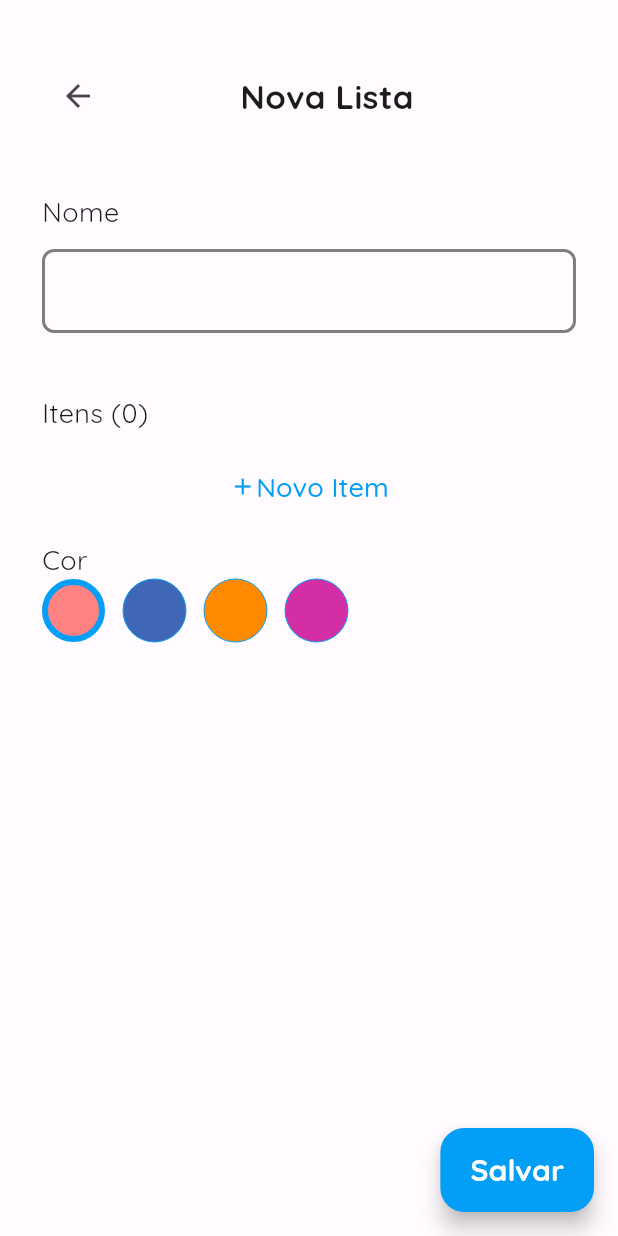
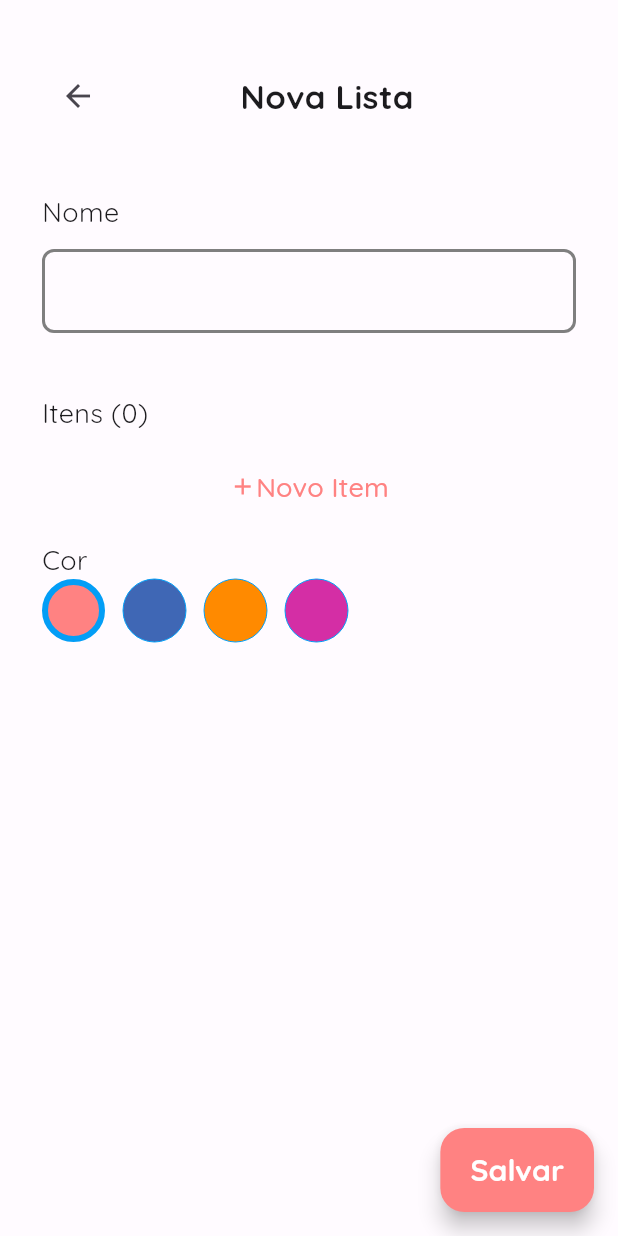
Before and after one commit to GiovaneLopes/todo_lopes, a Flutter app: the HomePage screen opened directly, after a tap on the "add" icon, on a phone screen of 412 x 824 dp. Run offline on Flutter 3.47's test engine with Material 2 defaults, Android fonts, the phone set to English and light mode, and no system bars; drawn by our look-alikes of auto_size_text; our stand-ins replace firebase_auth, firebase_core, firebase_database, flutter_svg, get, google_sign_in; accounts and stored records are empty; network calls fail.

```diff
--- a/lib/app/controllers/auth_controller.dart
+++ b/lib/app/controllers/auth_controller.dart
@@ -1,10 +1,11 @@
 import 'package:flutter/foundation.dart';
+import 'package:get/get.dart';
 import 'package:google_sign_in/google_sign_in.dart';
 import 'package:firebase_auth/firebase_auth.dart';
 
-class AuthController {
-  final ValueNotifier<bool> isSignedIn = ValueNotifier<bool>(false);
-  final ValueNotifier<bool> isLoading = ValueNotifier<bool>(false);
+class AuthController extends GetxController {
+  final isSignedIn = false.obs;
+  final isLoading = false.obs;
   AuthController() {
     FirebaseAuth.instance.userChanges().listen((User? user) {
       if (user == null) {
@@ -18,20 +19,16 @@ class AuthController {
   Future<void> signInWithGoogle() async {
     isLoading.value = true;
     try {
-      // Trigger the authentication flow
       final GoogleSignInAccount? googleUser = await GoogleSignIn().signIn();
 
-      // Obtain the auth details from the request
       final GoogleSignInAuthentication? googleAuth =
           await googleUser?.authentication;
 
-      // Create a new credential
       final credential = GoogleAuthProvider.credential(
         accessToken: googleAuth?.accessToken,
         idToken: googleAuth?.idToken,
       );
 
-      // Once signed in, return the UserCredential
       await FirebaseAuth.instance.signInWithCredential(credential);
     } finally {
       isLoading.value = false;
--- a/lib/app/controllers/todo_list_controller.dart
+++ b/lib/app/controllers/todo_list_controller.dart
@@ -1,18 +1,16 @@
 import 'package:firebase_auth/firebase_auth.dart';
 import 'package:firebase_database/firebase_database.dart';
-import 'package:flutter/foundation.dart';
+import 'package:get/get.dart';
 import 'package:todo_lopes/app/models/todo_list_model.dart';
 
-class TodoListController {
+class TodoListController extends GetxController {
   TodoListController() {
     userId = FirebaseAuth.instance.currentUser!.uid;
     getUserTodoLists();
   }
-  final ValueNotifier<List<TodoListModel>> todoListComplete =
-      ValueNotifier<List<TodoListModel>>([]);
-  final ValueNotifier<List<TodoListModel>> todoListPending =
-      ValueNotifier<List<TodoListModel>>([]);
-  final ValueNotifier<bool> isLoading = ValueNotifier<bool>(false);
+  final todoListComplete = [].obs;
+  final todoListPending = [].obs;
+  final isLoading = false.obs;
   late String userId;
 
   Future<void> getUserTodoLists() async {
@@ -21,8 +19,8 @@ class TodoListController {
       final userRef =
           FirebaseDatabase.instance.ref().child('users-todos').child(userId);
       DataSnapshot data = await userRef.get();
-      todoListComplete.value.clear();
-      todoListPending.value.clear();
+      todoListComplete.clear();
+      todoListPending.clear();
       if (data.value != null) {
         final todoMap = data.value as Map<dynamic, dynamic>;
         todoMap.forEach(
@@ -30,9 +28,9 @@ class TodoListController {
             final list =
                 TodoListModel.fromJson(value.toString()).copyWith(id: key);
             if (list.isComplete == true) {
-              todoListComplete.value.add(list);
+              todoListComplete.add(list);
             } else {
-              todoListPending.value.add(list);
+              todoListPending.add(list);
             }
           },
         );
--- a/lib/app/shared/widgets/custom_check_box.dart
+++ b/lib/app/shared/widgets/custom_check_box.dart
@@ -51,6 +51,7 @@ class CustomCheckBox extends StatelessWidget {
             fontWeight: FontWeight.w500,
             fontSize: 18,
             color: item.isDone == true ? color : null,
+            maxLines: 2,
             textDecoration:
                 item.isDone == true ? TextDecoration.lineThrough : null,
           ),
--- a/lib/app/views/home_page.dart
+++ b/lib/app/views/home_page.dart
@@ -1,8 +1,8 @@
 import 'package:flutter/material.dart';
 import 'package:flutter_svg/flutter_svg.dart';
+import 'package:get/get.dart';
 import 'package:todo_lopes/app/controllers/todo_list_controller.dart';
 import 'package:todo_lopes/app/shared/resources/images.dart';
-import 'package:todo_lopes/app/shared/themes/themes.dart';
 import 'package:todo_lopes/app/shared/widgets/custom_floating_action_button.dart';
 import 'package:todo_lopes/app/shared/widgets/custom_text.dart';
 import 'package:todo_lopes/app/shared/widgets/done_task_card.dart';
@@ -19,7 +19,7 @@ class HomePage extends StatefulWidget {
 class _HomePageState extends State<HomePage> {
   @override
   Widget build(BuildContext context) {
-    final TodoListController todoListController = TodoListController();
+    final TodoListController todoListController = Get.put(TodoListController());
     return Scaffold(
       backgroundColor: Colors.grey[200],
       floatingActionButton: CustomFloatingActionButton(
@@ -41,22 +41,7 @@ class _HomePageState extends State<HomePage> {
       body: DefaultTabController(
         length: 2,
         child: SafeArea(
-          child: AnimatedBuilder(
-            animation: Listenable.merge(
-              [
-                todoListController.todoListComplete,
-                todoListController.todoListPending,
-                todoListController.isLoading
-              ],
-            ),
-            builder: (_, __) {
-              if (todoListController.isLoading.value == true) {
-                return const Center(
-                    child: CircularProgressIndicator(
-                  color: primaryBlue,
-                ));
-              }
-              return Container(
+          child: Container(
             width: double.infinity,
             padding: const EdgeInsets.only(
               left: 28,
@@ -74,13 +59,18 @@ class _HomePageState extends State<HomePage> {
                 const SizedBox(
                   height: 36,
                 ),
-                    if (todoListController.todoListComplete.value.isNotEmpty)
-                      Padding(
+                Obx(
+                  () {
+                    if (todoListController.todoListComplete.isNotEmpty) {
+                      return Padding(
                         padding: const EdgeInsets.only(bottom: 22),
                         child: DoneTaskCard(
-                          title: todoListController
-                              .todoListComplete.value.last.title,
+                          title: todoListController.todoListComplete.last.title,
                         ),
+                      );
+                    }
+                    return Container();
+                  },
                 ),
                 const TabBar(
                   labelStyle: TextStyle(
@@ -105,13 +95,15 @@ class _HomePageState extends State<HomePage> {
                   ],
                 ),
                 Expanded(
-                      child: TabBarView(
+                  child: Obx(
+                    () {
+                      return TabBarView(
                         children: [
-                          (todoListController.todoListPending.value.isNotEmpty)
+                          (todoListController.todoListPending.isNotEmpty)
                               ? ListView.builder(
                                   padding: const EdgeInsets.all(0),
-                                  itemCount: todoListController
-                                      .todoListPending.value.length,
+                                  itemCount:
+                                      todoListController.todoListPending.length,
                                   itemBuilder:
                                       (BuildContext context, int index) {
                                     return ListTile(
@@ -128,8 +120,8 @@ class _HomePageState extends State<HomePage> {
                                                     EditTodoListPage(
                                                   todoListModel:
                                                       todoListController
-                                                          .todoListPending
-                                                          .value[index],
+                                                              .todoListPending[
+                                                          index],
                                                 ),
                                               ),
                                             ).then(
@@ -141,7 +133,7 @@ class _HomePageState extends State<HomePage> {
                                           },
                                           child: PendingTaskCard(
                                             todoList: todoListController
-                                                .todoListPending.value[index],
+                                                .todoListPending[index],
                                           ),
                                         ),
                                       ),
@@ -166,10 +158,10 @@ class _HomePageState extends State<HomePage> {
                                     ],
                                   ),
                                 ),
-                          (todoListController.todoListComplete.value.isNotEmpty)
+                          (todoListController.todoListComplete.isNotEmpty)
                               ? ListView.builder(
                                   itemCount: todoListController
-                                      .todoListComplete.value.length,
+                                      .todoListComplete.length,
                                   itemBuilder:
                                       (BuildContext context, int index) {
                                     return GestureDetector(
@@ -180,8 +172,7 @@ class _HomePageState extends State<HomePage> {
                                             builder: (context) =>
                                                 EditTodoListPage(
                                               todoListModel: todoListController
-                                                  .todoListComplete
-                                                  .value[index],
+                                                  .todoListComplete[index],
                                             ),
                                           ),
                                         ).then(
@@ -198,9 +189,7 @@ class _HomePageState extends State<HomePage> {
                                               const EdgeInsets.only(bottom: 22),
                                           child: DoneTaskCard(
                                             title: todoListController
-                                                .todoListComplete
-                                                .value[index]
-                                                .title,
+                                                .todoListComplete[index].title,
                                           ),
                                         ),
                                       ),
@@ -226,12 +215,12 @@ class _HomePageState extends State<HomePage> {
                                   ),
                                 ),
                         ],
+                      );
+                    },
                   ),
                 ),
               ],
             ),
-              );
-            },
           ),
         ),
       ),
--- a/lib/app/views/new_todo_list_page.dart
+++ b/lib/app/views/new_todo_list_page.dart
@@ -1,4 +1,5 @@
 import 'package:flutter/material.dart';
+import 'package:get/get.dart';
 import 'package:todo_lopes/app/controllers/todo_list_controller.dart';
 import 'package:todo_lopes/app/models/task_item_model.dart';
 import 'package:todo_lopes/app/models/todo_list_model.dart';
@@ -16,7 +17,7 @@ class NewTodoListPage extends StatefulWidget {
 }
 
 class _NewTodoListPageState extends State<NewTodoListPage> {
-  final TodoListController todoListController = TodoListController();
+  final TodoListController todoListController = Get.put(TodoListController());
   TodoListModel newTodoList = TodoListModel.empty();
   final TextEditingController todoListNameController = TextEditingController();
   final TextEditingController taskNameController = TextEditingController();
@@ -41,9 +42,10 @@ class _NewTodoListPageState extends State<NewTodoListPage> {
               ),
             );
             // ignore: use_build_context_synchronously
-            Navigator.pop(context);
+            Get.back();
           }
         },
+        backgroundColor: selectedColor,
         label: CustomText(
           'Salvar',
           fontWeight: FontWeight.bold,
@@ -106,7 +108,7 @@ class _NewTodoListPageState extends State<NewTodoListPage> {
                       children: itens
                           .map(
                             (task) => CustomCheckBox(
-                              color: primaryBlue,
+                              color: selectedColor,
                               item: task,
                               onDelete: () {
                                 setState(() {
@@ -187,6 +189,7 @@ class _NewTodoListPageState extends State<NewTodoListPage> {
                                           Expanded(
                                             child:
                                                 FloatingActionButton.extended(
+                                              backgroundColor: selectedColor,
                                               onPressed: () {
                                                 if (taskItemFormKey
                                                     .currentState!
@@ -223,12 +226,13 @@ class _NewTodoListPageState extends State<NewTodoListPage> {
                         },
                         child: Row(
                           mainAxisAlignment: MainAxisAlignment.center,
-                          children: const [
-                            Icon(Icons.add),
+                          children:  [
+                            Icon(Icons.add,color: selectedColor,),
                             CustomText(
                               'Novo Item',
                               fontWeight: FontWeight.w500,
                               fontSize: 18,
+                              color: selectedColor,
                             ),
                           ],
                         ),
--- a/pubspec.yaml
+++ b/pubspec.yaml
@@ -17,6 +17,7 @@ dependencies:
   firebase_auth: ^4.4.2
   firebase_database: ^10.1.1
   flutter_svg: ^2.0.5
+  get: ^4.6.5
 
 flutter_launcher_icons:
   android: "launcher_icon"
```
Also changed, not shown: lib/app/views/auth_page.dart (+10 -12 lines), lib/app/views/edit_todo_list_page.dart (+17 -9 lines), lib/app_widget.dart (+6 -6 lines), assets/images/todo_lopes.png (added), pubspec.lock, 4 other files. Lines whose indentation alone changed are shown as unchanged.
